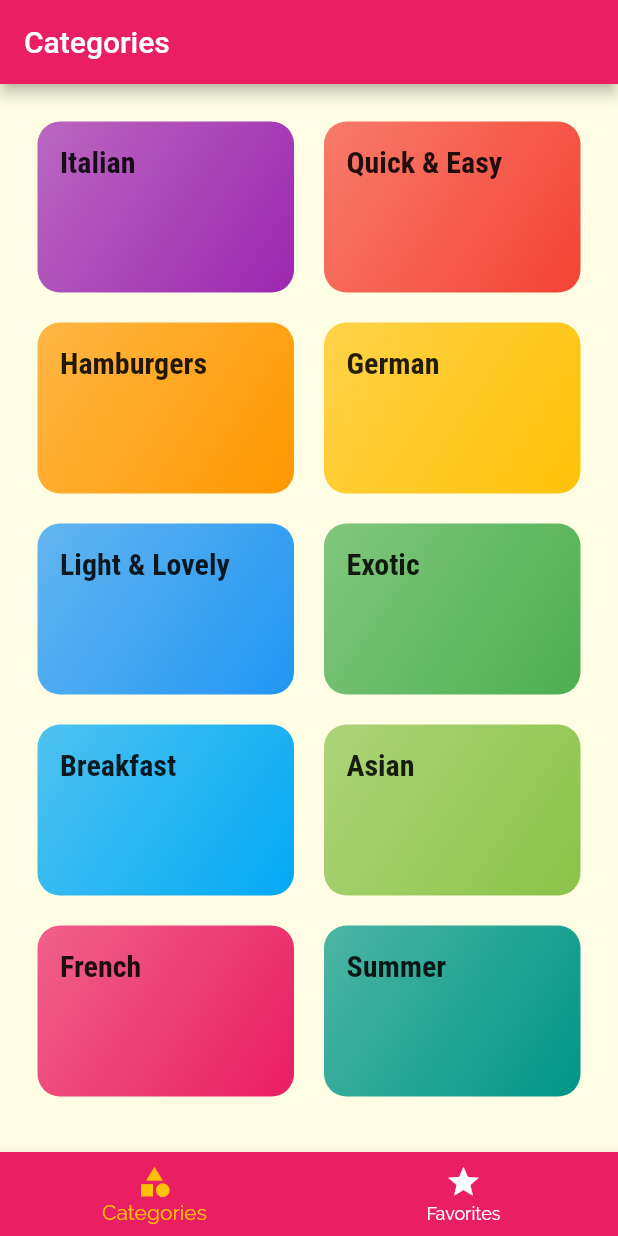
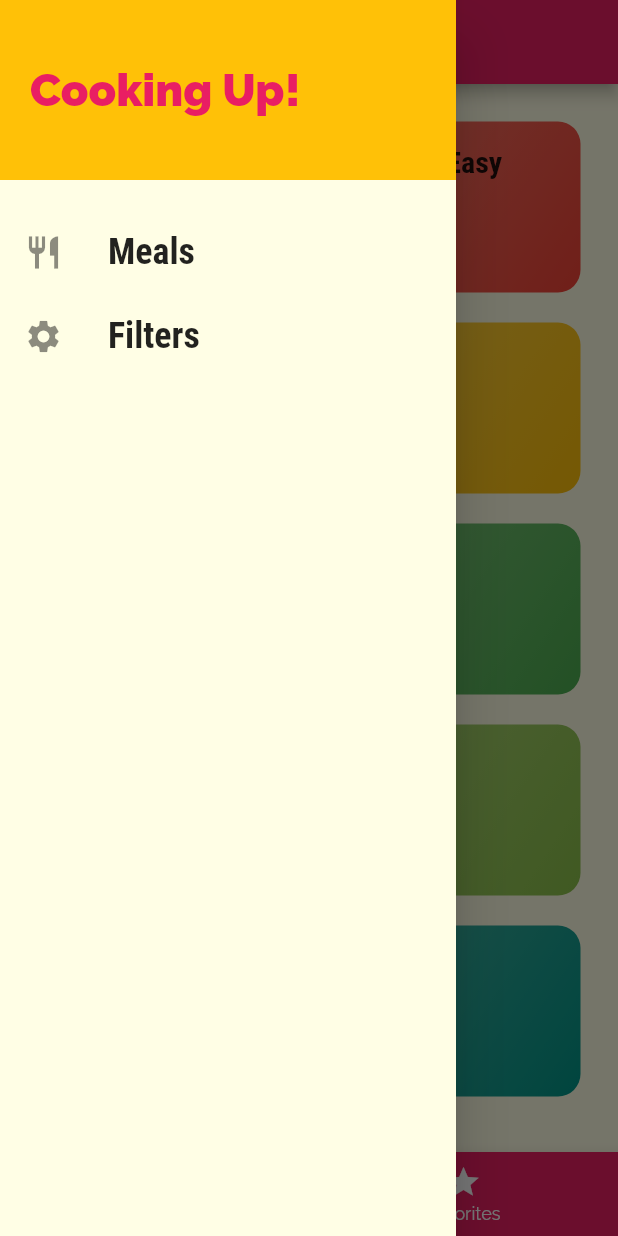
Before and after one commit to jvillarreal2016/Meals-App, a Flutter app: the screen it shows after launch, with the side drawer open (before the commit the screen has no drawer), on a phone screen of 412 x 824 dp. Run offline on Flutter 3.47's test engine with Material 2 defaults, Android fonts, the phone set to English and light mode, and no system bars.

Commit message:
added drawer

```diff
--- a/lib/screens/tabs_screen.dart
+++ b/lib/screens/tabs_screen.dart
@@ -1,5 +1,7 @@
 import 'package:flutter/material.dart';
-import 'package:flutter_complete_guide/screens/favorites_screen.dart';
+
+import '../screens/favorites_screen.dart';
+import '../widgets/main_drawer.dart';
 import './categories_screen.dart';
 
 class TabsScreen extends StatefulWidget {
@@ -27,6 +29,7 @@ class _TabsScreenState extends State<TabsScreen> {
       appBar: AppBar(
         title: Text(_pages[_selectedPageIndex]['label']),
       ),
+      drawer: MainDrawer(),
       body: _pages[_selectedPageIndex]['page'],
       bottomNavigationBar: BottomNavigationBar(
         onTap: _selectPage,
--- /dev/null
+++ b/lib/widgets/main_drawer.dart
@@ -0,0 +1,53 @@
+import 'package:flutter/material.dart';
+
+class MainDrawer extends StatelessWidget {
+  Widget buildListTile(String title, IconData icon) {
+    return ListTile(
+      leading: Icon(
+        icon,
+        size: 26,
+      ),
+      title: Text(
+        title,
+        style: TextStyle(
+          fontFamily: 'RobotoCondensed',
+          fontSize: 24,
+          fontWeight: FontWeight.bold,
+        ),
+      ),
+      onTap: () {
+        // ...
+      },
+    );
+  }
+
+  @override
+  Widget build(BuildContext context) {
+    return Drawer(
+      child: Column(
+        children: <Widget>[
+          Container(
+            height: 120,
+            width: double.infinity,
+            padding: EdgeInsets.all(20),
+            alignment: Alignment.centerLeft,
+            color: Theme.of(context).secondaryHeaderColor,
+            child: Text(
+              'Cooking Up!',
+              style: TextStyle(
+                fontWeight: FontWeight.w900,
+                fontSize: 30,
+                color: Theme.of(context).primaryColor,
+              ),
+            ),
+          ),
+          SizedBox(
+            height: 20,
+          ),
+          buildListTile('Meals', Icons.restaurant),
+          buildListTile('Filters', Icons.settings),
+        ],
+      ),
+    );
+  }
+}
```
